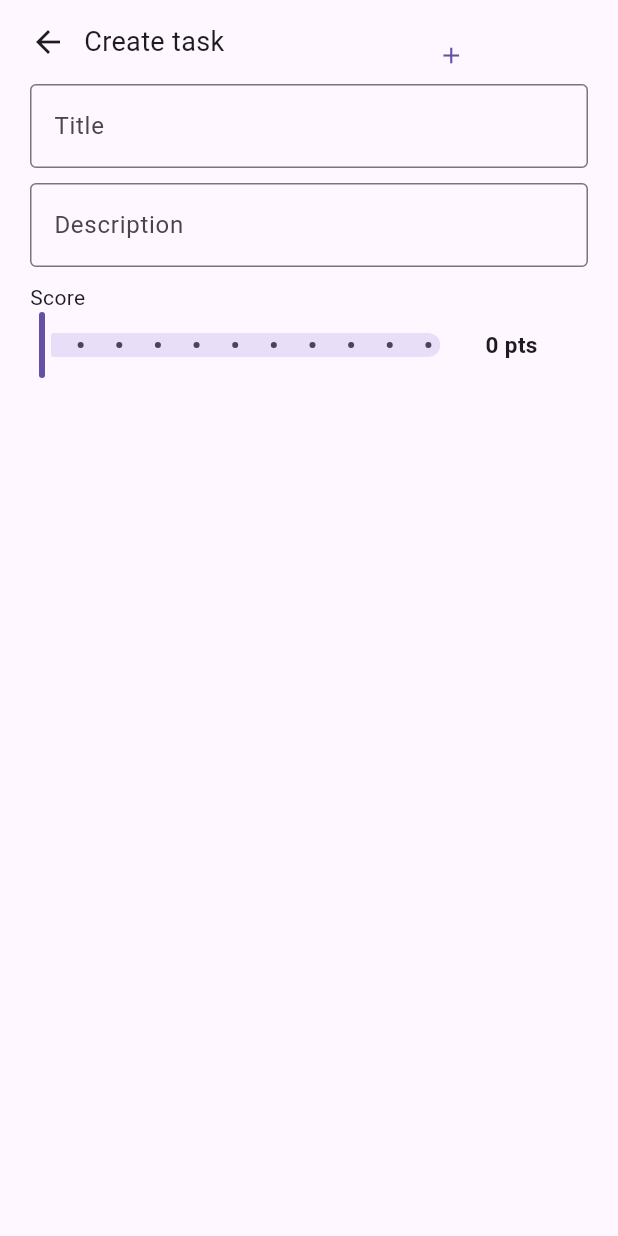
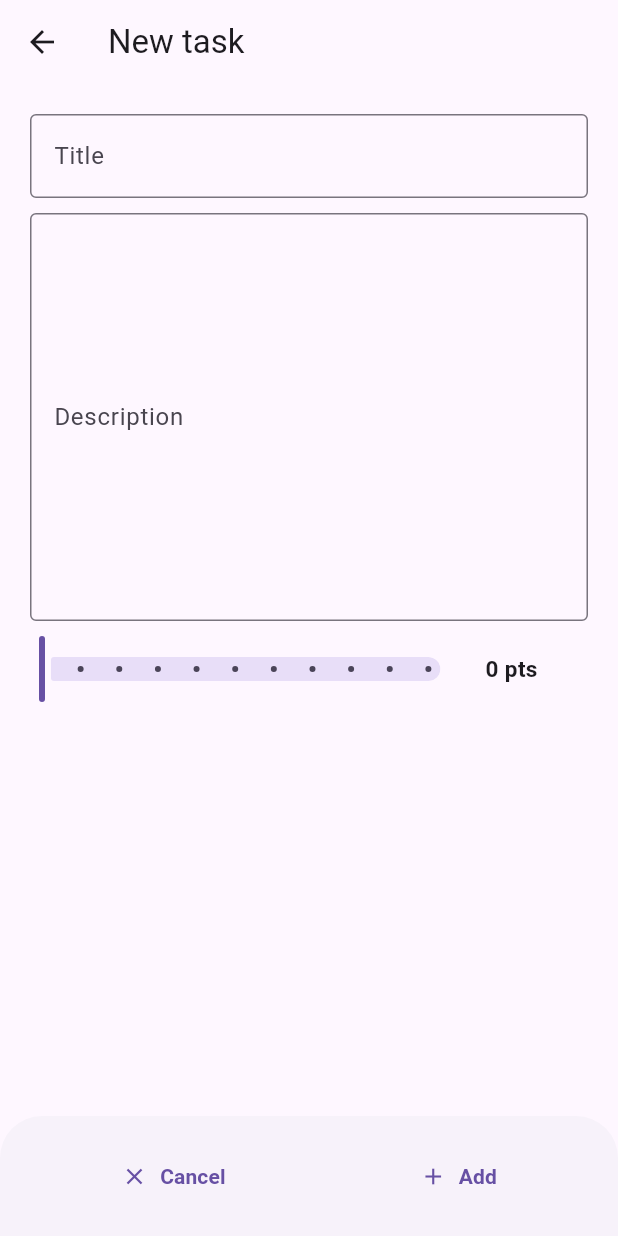
Before and after one commit to murilomonte/organize, a Flutter app: the GroupView widget shown alone on an empty page, opened directly with empty values, after a tap on "Add", on a phone screen of 412 x 824 dp. Run offline on Flutter 3.47's test engine with Material 3 defaults, Android fonts, the phone set to English and light mode, and no system bars; our stand-ins replace drift, drift_flutter; accounts and stored records are empty; generated files the repository leaves out were written again.

Commit message:
feat: group, task and subtasks form

```diff
--- a/lib/src/view_models/group_view_model.dart
+++ b/lib/src/view_models/group_view_model.dart
@@ -65,7 +65,7 @@ class GroupViewModel extends ChangeNotifier {
     notifyListeners();
   }
 
-  void createGroup({required String title, required String description}) async {
+  void createGroup({required String title, required String? description}) async {
     final result = await repo.createGroup(
       GroupsCompanion(title: Value(title), description: Value(description)),
     );
--- a/lib/src/views/base/base_view.dart
+++ b/lib/src/views/base/base_view.dart
@@ -48,6 +48,8 @@ class BaseView extends StatelessWidget {
                     color: Theme.of(context).colorScheme.primaryContainer,
                     borderRadius: BorderRadius.circular(20),
                   ),
+                  child: Tooltip(
+                    message: 'Points',
                     child: Row(
                       spacing: 2,
                       crossAxisAlignment: CrossAxisAlignment.center,
@@ -57,6 +59,7 @@ class BaseView extends StatelessWidget {
                         Text(score!.toString(), style: TextStyle(fontSize: 13)),
                         Text('pts'),
                       ],
+                    ),
                   ),
                 ),
               Gap(10),
@@ -69,7 +72,7 @@ class BaseView extends StatelessWidget {
               child: Column(
                 crossAxisAlignment: CrossAxisAlignment.start,
                 children: [
-                  Text(title, style: TextStyle(fontSize: 50)),
+                  Text(title, style: TextStyle(fontSize: 50, height: 1)),
                   Gap(5),
                   if (description != null && description != '')
                     Text(description!, style: TextStyle(fontSize: 16)),
--- a/lib/src/views/group/group_view.dart
+++ b/lib/src/views/group/group_view.dart
@@ -5,7 +5,7 @@ import 'package:organize/src/data/database/status_enum.dart';
 import 'package:organize/src/models/task_model.dart';
 import 'package:organize/src/view_models/group_view_model.dart';
 import 'package:organize/src/views/base/base_view.dart';
-import 'package:organize/src/views/task/create_task_modal.dart';
+import 'package:organize/src/views/task/task_form_view.dart';
 import 'package:organize/src/views/task/task_view.dart';
 import 'package:provider/provider.dart';
 
@@ -64,7 +64,7 @@ class GroupView extends StatelessWidget {
                       barrierDismissible: true,
                       barrierLabel: "Close",
                       pageBuilder: (context, animation, secondaryAnimation) {
-                        return CreateTaskModal(groupId: id);
+                        return TaskFormView(groupId: id);
                       },
                     );
                   },
@@ -84,7 +84,6 @@ class GroupView extends StatelessWidget {
                   status: taskList[index].status,
                   score: taskList[index].score,
                   onTap: () {
-                    print(taskList[index]);
                     Navigator.push(
                       context,
                       MaterialPageRoute(
@@ -108,13 +107,19 @@ class GroupView extends StatelessWidget {
       ),
       floatingActionButton: FloatingActionButton.extended(
         onPressed: () {
+          // Navigator.push(
+          //   context,
+          //   MaterialPageRoute(
+          //     builder: (context) => Scaffold(
+          //       appBar: AppBar(),
+          //       body: Center(child: Text('Form')),
+          //     ),
+          //   ),
+          // );
           Navigator.push(
             context,
             MaterialPageRoute(
-              builder: (context) => Scaffold(
-                appBar: AppBar(),
-                body: Center(child: Text('Form')),
-              ),
+              builder: (context) => TaskFormView(groupId: id,)
             ),
           );
         },
--- a/lib/src/views/navigation.dart
+++ b/lib/src/views/navigation.dart
@@ -1,4 +1,5 @@
 import 'package:flutter/material.dart';
+import 'package:organize/src/views/group/group_form_view.dart';
 import 'package:organize/src/views/home/home_screen.dart';
 
 class Navigation extends StatefulWidget {
@@ -52,10 +53,7 @@ class _NavigationState extends State<Navigation> {
           Navigator.push(
             context,
             MaterialPageRoute(
-              builder: (context) => Scaffold(
-                appBar: AppBar(),
-                body: Center(child: Text('Form')),
-              ),
+              builder: (context) => GroupFormView()
             ),
           );
         },
--- a/lib/src/views/task/create_task_modal.dart
+++ /dev/null
@@ -1,123 +0,0 @@
-import 'package:flutter/material.dart';
-import 'package:organize/src/_core/widgets/gap.dart';
-import 'package:organize/src/_core/widgets/organize_modal.dart';
-import 'package:organize/src/view_models/group_view_model.dart';
-import 'package:provider/provider.dart';
-
-class CreateTaskModal extends StatefulWidget {
-  final int groupId;
-  const CreateTaskModal({super.key, required this.groupId});
-
-  @override
-  State<CreateTaskModal> createState() => _CreateTaskModalState();
-}
-
-class _CreateTaskModalState extends State<CreateTaskModal> {
-  final _createTaskFrom = GlobalKey<FormState>();
-  final _taskTitleController = TextEditingController();
-  final _taskDescriptionController = TextEditingController();
-
-  double _points = 0;
-
-  @override
-  Widget build(BuildContext context) {
-    return OrganizeModal(
-      title: 'Create task',
-      maxHeight: 300,
-      maxWidth: 500,
-      actions: [
-        TextButton.icon(
-          style: ButtonStyle(
-            padding: WidgetStatePropertyAll(
-              EdgeInsets.symmetric(horizontal: 30, vertical: 20),
-            ),
-          ),
-          onPressed: () {
-            if (_createTaskFrom.currentState!.validate()) {
-              context.read<GroupViewModel>().createTask(
-                groupId: widget.groupId,
-                title: _taskTitleController.text,
-                description: _taskDescriptionController.text,
-                score: _points.toInt(),
-              );
-              Navigator.of(context).pop();
-              ScaffoldMessenger.of(context).showSnackBar(
-                const SnackBar(
-                  duration: Duration(seconds: 2),
-                  content: Text('Adding group...'),
-                ),
-              );
-            }
-          },
-          label: Text('Add task'),
-          icon: Icon(Icons.add),
-        ),
-      ],
-      children: [
-        Form(
-          key: _createTaskFrom,
-          child: Column(
-            crossAxisAlignment: CrossAxisAlignment.start,
-            children: [
-              TextFormField(
-                controller: _taskTitleController,
-                decoration: InputDecoration(
-                  border: OutlineInputBorder(),
-                  label: Text('Title'),
-                ),
-                validator: (value) {
-                  if (value == null || value.isEmpty) {
-                    return 'The title cannot be empty';
-                  }
-                  return null;
-                },
-              ),
-              Gap(10),
-              TextFormField(
-                controller: _taskDescriptionController,
-                decoration: InputDecoration(
-                  border: OutlineInputBorder(),
-                  label: Text('Description'),
-                ),
-              ),
-              Gap(10),
-              Text('Score'),
-              Row(
-                spacing: 30,
-                children: [
-                  Expanded(
-                    flex: 8,
-                    child: Slider(
-                      padding: EdgeInsets.all(0),
-                      // ignore: deprecated_member_use
-                      year2023: false,
-                      value: _points,
-                      divisions: 10,
-                      max: 100,
-                      label: _points.round().toString(),
-                      onChanged: (value) {
-                        setState(() {
-                          _points = value;
-                        });
-                      },
-                    ),
-                  ),
-                  Expanded(
-                    flex: 2,
-                    child: Text(
-                      '${_points.toInt()} pts',
-                      style: TextStyle(
-                        fontSize: 15,
-                        fontWeight: FontWeight.bold,
-                      ),
-                    ),
-                  ),
-                ],
-              ),
-            ],
-          ),
-        ),
-      ],
-    );
-  }
-}
--- /dev/null
+++ b/lib/src/views/task/task_form_view.dart
@@ -0,0 +1,168 @@
+import 'package:flutter/material.dart';
+import 'package:organize/src/_core/widgets/gap.dart';
+import 'package:organize/src/models/task_model.dart';
+import 'package:organize/src/view_models/group_view_model.dart';
+import 'package:provider/provider.dart';
+
+class TaskFormView extends StatefulWidget {
+  final TaskModel? group;
+  final int groupId;
+  const TaskFormView({super.key, this.group, required this.groupId});
+
+  @override
+  State<TaskFormView> createState() => _TaskFormViewState();
+}
+
+class _TaskFormViewState extends State<TaskFormView> {
+  final _formKey = GlobalKey<FormState>();
+  late TextEditingController _titleController = TextEditingController();
+  late TextEditingController _descriptionController = TextEditingController();
+
+  double _points = 0;
+
+  @override
+  void initState() {
+    super.initState();
+    _titleController = TextEditingController(text: widget.group?.title ?? '');
+    _descriptionController = TextEditingController(
+      text: widget.group?.description ?? '',
+    );
+  }
+
+  void _saveGroup() {
+    if (_formKey.currentState!.validate()) {
+      final title = _titleController.text;
+      final description = _descriptionController.text;
+
+      if (widget.group == null) {
+        context.read<GroupViewModel>().createTask(
+          groupId: widget.groupId,
+          title: title,
+          score: _points.toInt(),
+          description: description,
+        );
+      } else {
+        // TODO: implementar
+      }
+    }
+  }
+
+  @override
+  Widget build(BuildContext context) {
+    return SafeArea(
+      top: false,
+      child: Scaffold(
+        appBar: AppBar(title: Text('New task')),
+        body: SingleChildScrollView(
+          child: Padding(
+            padding: const EdgeInsets.all(20),
+            child: Form(
+              key: _formKey,
+              child: Column(
+                children: [
+                  TextFormField(
+                    controller: _titleController,
+                    decoration: InputDecoration(
+                      border: OutlineInputBorder(),
+                      label: Text('Title'),
+                    ),
+                    validator: (value) {
+                      if (value == null || value.isEmpty) {
+                        return 'The title cannot be empty';
+                      }
+                      return null;
+                    },
+                  ),
+                  Gap(10),
+                  TextFormField(
+                    maxLines: 10,
+                    controller: _descriptionController,
+                    decoration: InputDecoration(
+                      border: OutlineInputBorder(),
+                      label: Text('Description'),
+                    ),
+                  ),
+                  Gap(10),
+                  Row(
+                    spacing: 30,
+                    mainAxisAlignment: MainAxisAlignment.spaceBetween,
+                    children: [
+                      Expanded(
+                        flex: 8,
+                        child: Slider(
+
+                          padding: EdgeInsets.all(0),
+                          // ignore: deprecated_member_use
+                          year2023: false,
+                          value: _points,
+                          divisions: 10,
+                          max: 100,
+                          label: _points.round().toString(),
+                          onChanged: (value) {
+                            setState(() {
+                              _points = value;
+                            });
+                          },
+                        ),
+                      ),
+                      Expanded(
+                        flex: 2,
+                        child: Text(
+                          '${_points.toInt()} pts',
+                          style: TextStyle(
+                            fontSize: 15,
+                            fontWeight: FontWeight.bold,
+                          ),
+                        ),
+                      ),
+                    ],
+                  ),
+                ],
+              ),
+            ),
+          ),
+        ),
+        bottomSheet: BottomAppBar(
+          elevation: 0,
+          color: Colors.transparent,
+          child: Row(
+            mainAxisAlignment: MainAxisAlignment.spaceAround,
+            children: [
+              TextButton.icon(
+                style: ButtonStyle(
+                  padding: WidgetStatePropertyAll(
+                    EdgeInsets.symmetric(horizontal: 20, vertical: 10),
+                  ),
+                ),
+                onPressed: () {
+                  Navigator.pop(context);
+                },
+                icon: Icon(Icons.close),
+                label: Text(
+                  'Cancel',
+                  style: TextStyle(fontWeight: FontWeight.bold),
+                ),
+              ),
+              TextButton.icon(
+                style: ButtonStyle(
+                  padding: WidgetStatePropertyAll(
+                    EdgeInsets.symmetric(horizontal: 20, vertical: 10),
+                  ),
+                ),
+                onPressed: () {
+                  _saveGroup();
+                  Navigator.pop(context);
+                },
+                icon: Icon(Icons.add),
+                label: Text(
+                  'Add',
+                  style: TextStyle(fontWeight: FontWeight.bold),
+                ),
+              ),
+            ],
+          ),
+        ),
+      ),
+    );
+  }
+}
```
Also changed, not shown: lib/src/views/group/create_group_modal.dart (deleted, +0 -85 lines), lib/src/views/group/group_form_view.dart (added, +125 -0 lines), lib/src/views/subtask/subtask_form_view.dart (added, +167 -0 lines), lib/src/views/task/task_view.dart (+4 -7 lines). Lines whose indentation alone changed are shown as unchanged.
